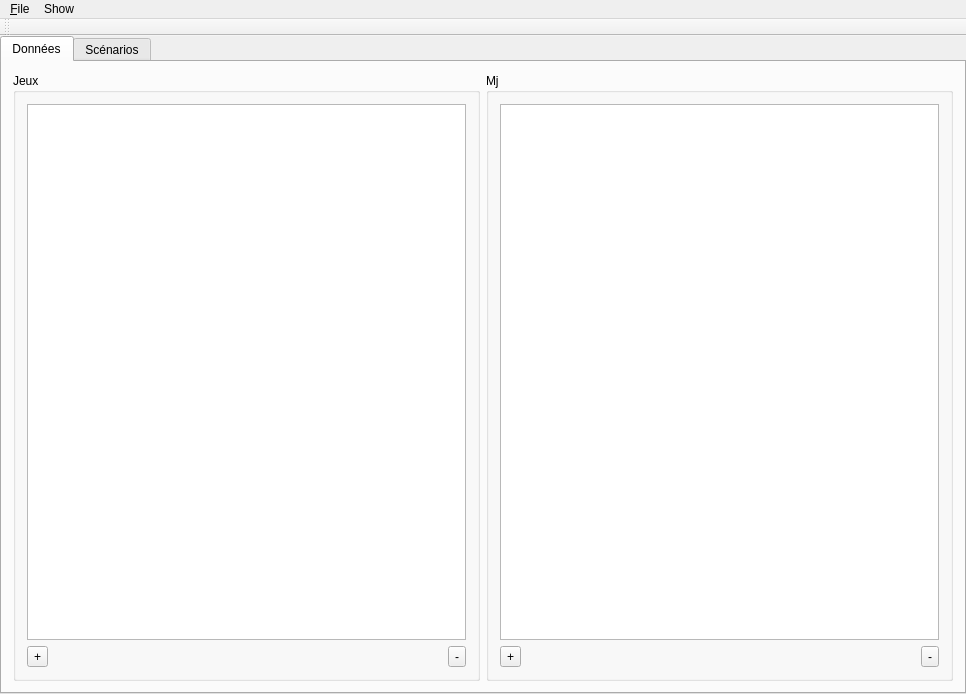
Qt form mainwindow.ui (obiwankennedy/rcm) before a commit.
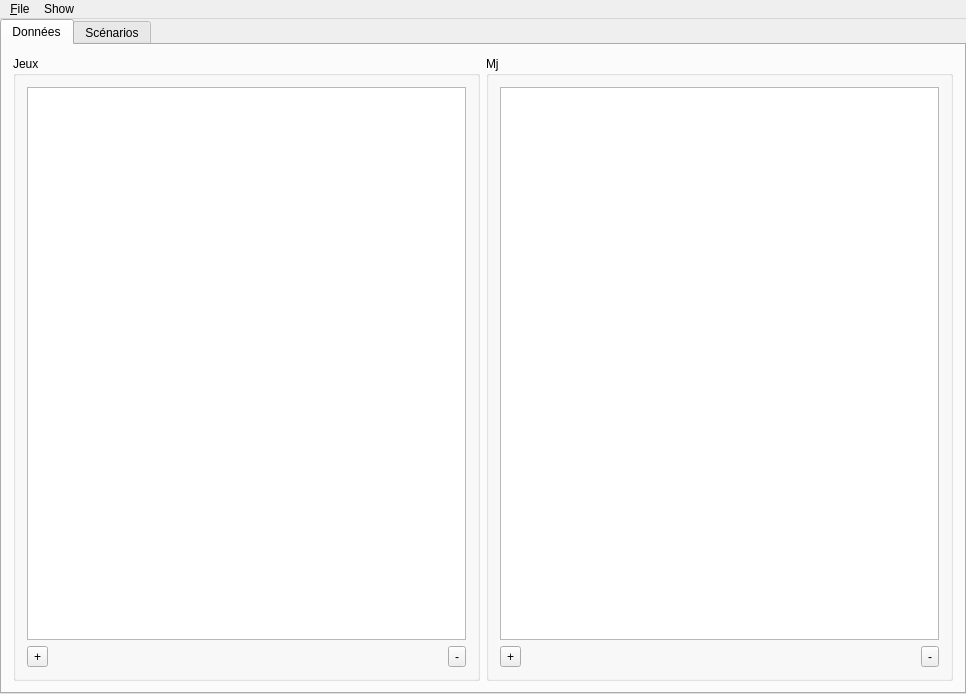
The same form after that commit. The open tabs and pages were chosen to show the change.

What changed in the file:
```diff
--- a/mainwindow.ui
+++ b/mainwindow.ui
@@ -196,14 +196,6 @@
    <addaction name="menu_File"/>
    <addaction name="menuShow"/>
   </widget>
-  <widget class="QToolBar" name="mainToolBar">
-   <attribute name="toolBarArea">
-    <enum>TopToolBarArea</enum>
-   </attribute>
-   <attribute name="toolBarBreak">
-    <bool>false</bool>
-   </attribute>
-  </widget>
   <action name="m_openAct">
    <property name="text">
     <string>Open</string>
```
Left out of the diff: 4 changed lines with no effect on the pictures.
